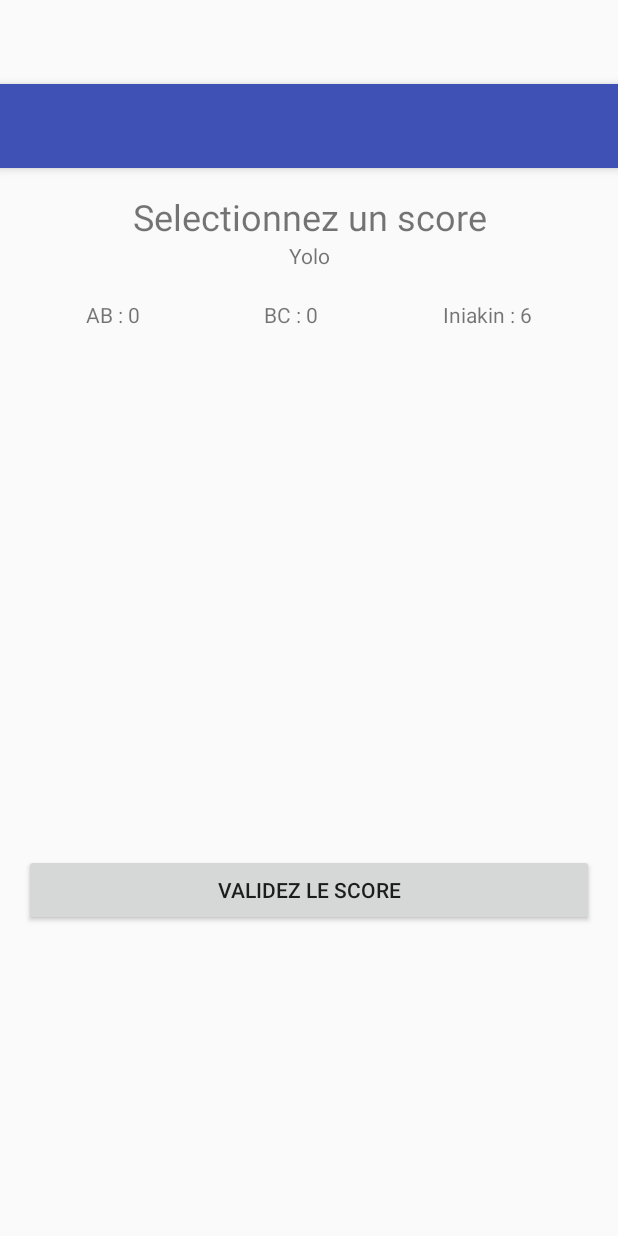
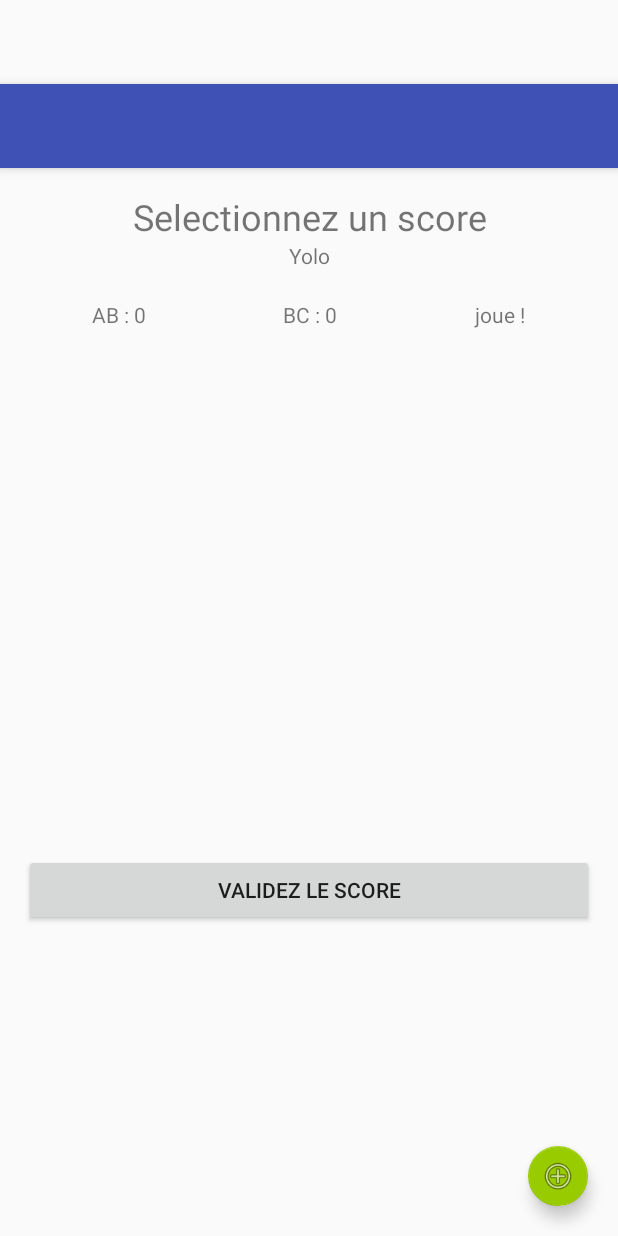
Before and after one commit to SolalDR/421, an Android app: the layout activity_score.xml on its own in the app's theme, with its tools: preview values and no code run, on a phone screen of 412 x 824 dp. Run offline under Robolectric (Android 15) with nearby library versions, the phone set to English and light mode, and no system bars.

Commit message:
Add firstTry button / block onBackPressed in ScoreActivity

```diff
--- a/app/src/main/java/com/solaldussout_revel/a421/MenuParentActivity.java
+++ b/app/src/main/java/com/solaldussout_revel/a421/MenuParentActivity.java
@@ -1,5 +1,7 @@
 package com.solaldussout_revel.a421;
 
+import android.app.AlertDialog;
+import android.content.DialogInterface;
 import android.support.v7.app.AppCompatActivity;
 import android.os.Bundle;
 import android.support.v7.widget.Toolbar;
@@ -60,9 +62,6 @@ public abstract class MenuParentActivity extends AppCompatActivity {
     MenuItem.OnMenuItemClickListener stopGameButtonListenerClick = new MenuItem.OnMenuItemClickListener() {
         @Override
         public boolean onMenuItemClick(MenuItem item) {
-            MainActivity.setGame(null);
-            Intent secondeActivite = new Intent(getBaseContext(), MainActivity.class);
-            startActivity(secondeActivite);
             return false;
         }
     };
--- a/app/src/main/res/layout/activity_score.xml
+++ b/app/src/main/res/layout/activity_score.xml
@@ -27,6 +27,17 @@
 
     <include layout="@layout/content_score" />
 
+    <android.support.design.widget.FloatingActionButton
+        android:layout_width="wrap_content"
+        android:layout_height="wrap_content"
+        android:clickable="true"
+        app:fabSize="mini"
+        app:srcCompat="@android:drawable/ic_menu_add"
+        android:id="@+id/firstTryButton"
+        android:layout_gravity="bottom|right"
+        android:layout_marginRight="20dp"
+        android:layout_marginBottom="20dp"
+        app:backgroundTint="@android:color/holo_green_light" />
 
 
 </android.support.design.widget.CoordinatorLayout>
--- a/app/src/main/res/layout/content_score.xml
+++ b/app/src/main/res/layout/content_score.xml
@@ -18,6 +18,7 @@
     <ScrollView
         android:layout_width="match_parent"
         android:layout_height="match_parent">
+
 
         <LinearLayout
             android:layout_width="match_parent"
@@ -64,12 +65,12 @@
                     android:layout_weight="1" />
 
                 <TextView
-                    android:text="Iniakin : 6"
                     android:layout_width="wrap_content"
                     android:layout_height="wrap_content"
                     android:id="@+id/actualScoreLabel"
                     android:gravity="center"
-                    android:layout_weight="1" />
+                    android:layout_weight="1"
+                    android:text="joue !" />
             </LinearLayout>
 
             <GridView
@@ -88,4 +89,5 @@
         </LinearLayout>
     </ScrollView>
 
+
 </LinearLayout>
```
Also changed, not shown: app/src/main/java/com/solaldussout_revel/a421/OverviewActivity.java (+12 -5 lines), app/src/main/java/com/solaldussout_revel/a421/ScoreActivity.java (+34 -1 lines), app/src/main/java/com/solaldussout_revel/a421/object/Player.java (+9 -4 lines), app/src/main/java/com/solaldussout_revel/a421/object/Score.java (+23 -1 lines), app/src/main/res/layout/content_overview.xml (+23 -6 lines).
